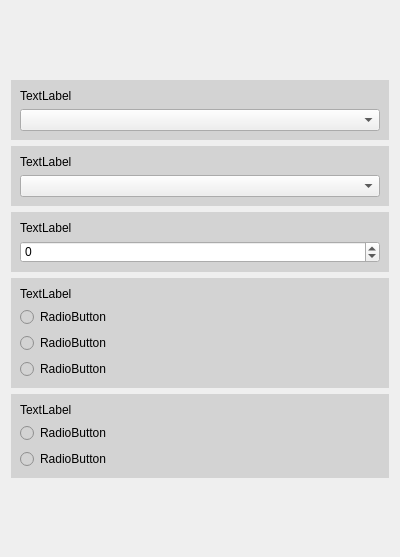
Above: View/frontend/UI/lockin_options.ui from FranciscoGauna/Microscopy-Program before the change. Below: the same form after it.
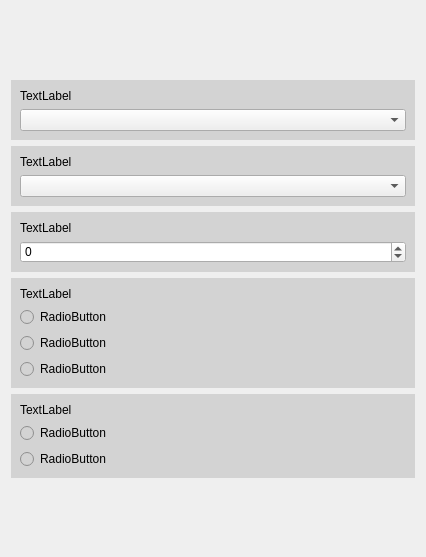
That is the form after the change.

Diff of the .ui file:
```diff
--- a/View/frontend/UI/lockin_options.ui
+++ b/View/frontend/UI/lockin_options.ui
@@ -6,7 +6,7 @@
    <rect>
     <x>0</x>
     <y>0</y>
-    <width>400</width>
+    <width>426</width>
     <height>557</height>
    </rect>
   </property>
@@ -193,7 +193,7 @@
      </property>
      <property name="sizeHint" stdset="0">
       <size>
-       <width>20</width>
+       <width>1</width>
        <height>0</height>
       </size>
      </property>
@@ -206,7 +206,7 @@
      </property>
      <property name="sizeHint" stdset="0">
       <size>
-       <width>20</width>
+       <width>1</width>
        <height>0</height>
       </size>
      </property>
```
